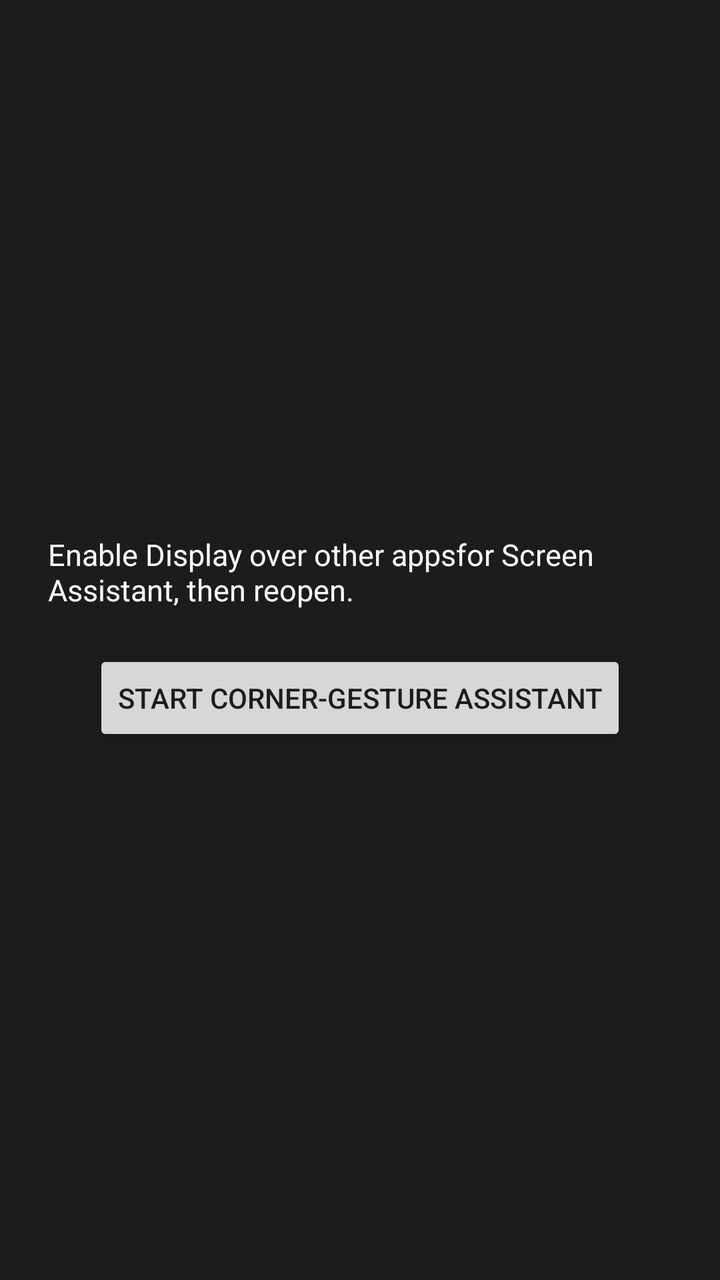
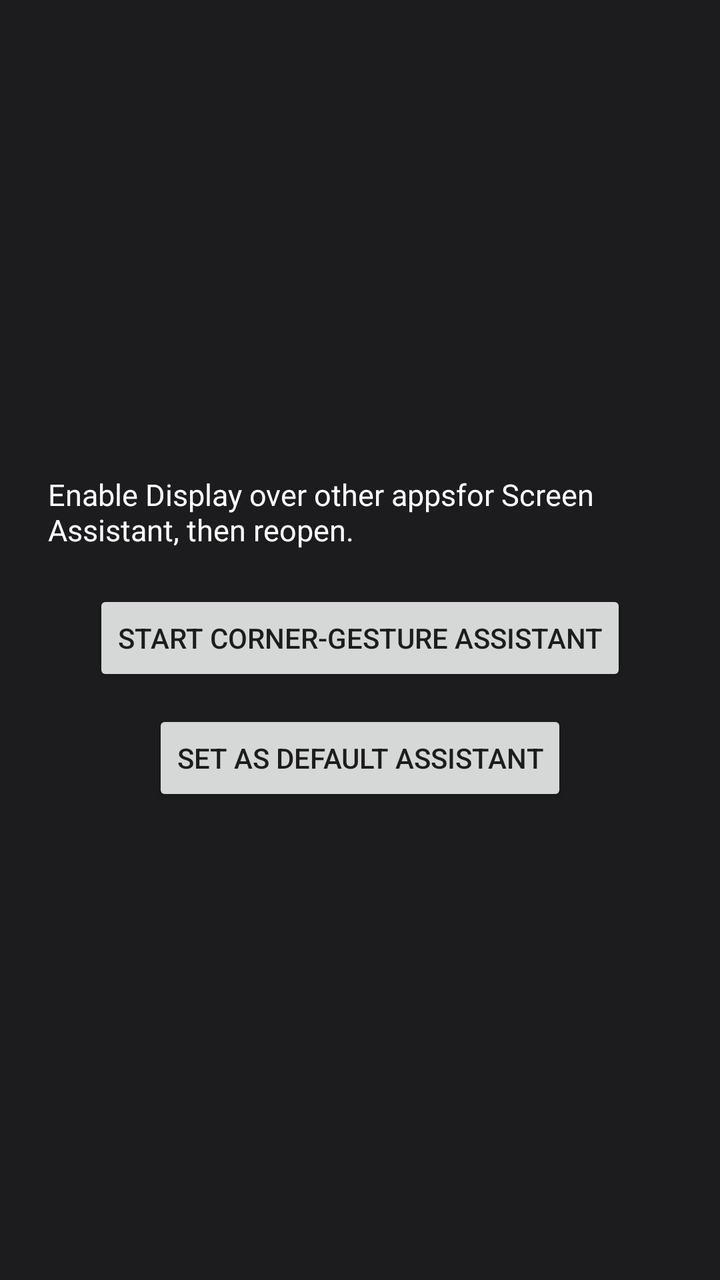

Before-and-after screenshots of an Android layout around one commit, followed by the original layout XML and the change that was made.
<!-- AndroidManifest.xml: application theme Theme.ScreenAssistant -->
<!-- res/layout/activity_main.xml -->
<?xml version="1.0" encoding="utf-8"?>
<LinearLayout xmlns:android="http://schemas.android.com/apk/res/android"
    android:layout_width="match_parent"
    android:layout_height="match_parent"
    android:orientation="vertical"
    android:gravity="center"
    android:padding="24dp"
    android:background="@color/card_bg">

    <TextView
        android:id="@+id/status_text"
        android:layout_width="wrap_content"
        android:layout_height="wrap_content"
        android:textColor="@color/text_primary"
        android:textSize="15sp"
        android:layout_marginBottom="20dp"
        android:text="@string/grant_overlay_prompt" />

    <Button
        android:id="@+id/btn_start"
        android:layout_width="wrap_content"
        android:layout_height="wrap_content"
        android:text="@string/start_service" />

</LinearLayout>
<!-- resources referenced by this layout -->
<resources>
  <color name="card_bg">#1C1C1E</color>
  <color name="text_primary">#FFFFFF</color>
  <string name="grant_overlay_prompt">Enable "Display over other apps" for Screen Assistant, then reopen.</string>
  <string name="start_service">Start corner-gesture assistant</string>
  <style name="Theme.ScreenAssistant" parent="Theme.MaterialComponents.DayNight.NoActionBar">
          <item name="colorPrimary">@color/rainbow_blue</item>
          <item name="android:windowBackground">@color/card_bg</item>
      </style>
  <color name="rainbow_blue">#4285F4</color>
</resources>

<!-- the commit's change to res/layout/activity_main.xml (unified diff, before → after) -->
@@ -22,4 +22,11 @@
         android:layout_height="wrap_content"
         android:text="@string/start_service" />
 
+    <Button
+        android:id="@+id/btn_set_assistant"
+        android:layout_width="wrap_content"
+        android:layout_height="wrap_content"
+        android:layout_marginTop="12dp"
+        android:text="@string/set_default_assistant" />
+
 </LinearLayout>
<!-- resource entries referenced after the edit -->
@@ -3,6 +3,7 @@
   <color name="card_bg">#1C1C1E</color>
   <color name="text_primary">#FFFFFF</color>
   <string name="grant_overlay_prompt">Enable "Display over other apps" for Screen Assistant, then reopen.</string>
+  <string name="set_default_assistant">Set as default assistant</string>
   <string name="start_service">Start corner-gesture assistant</string>
   <style name="Theme.ScreenAssistant" parent="Theme.MaterialComponents.DayNight.NoActionBar">
           <item name="colorPrimary">@color/rainbow_blue</item>
